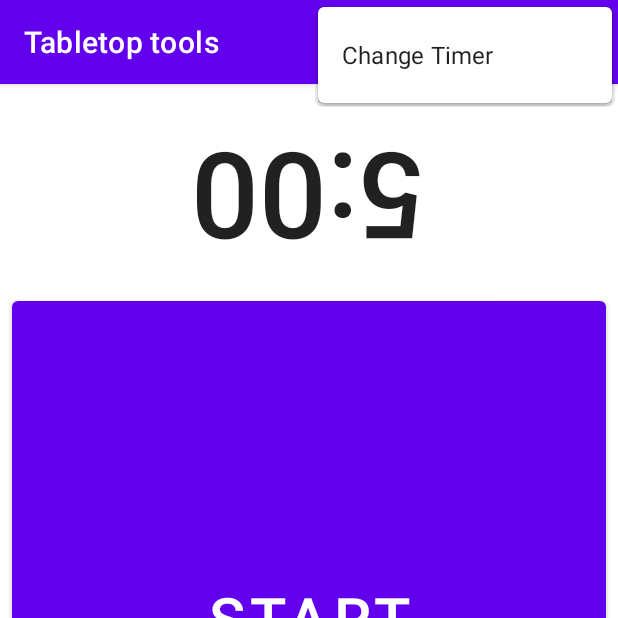
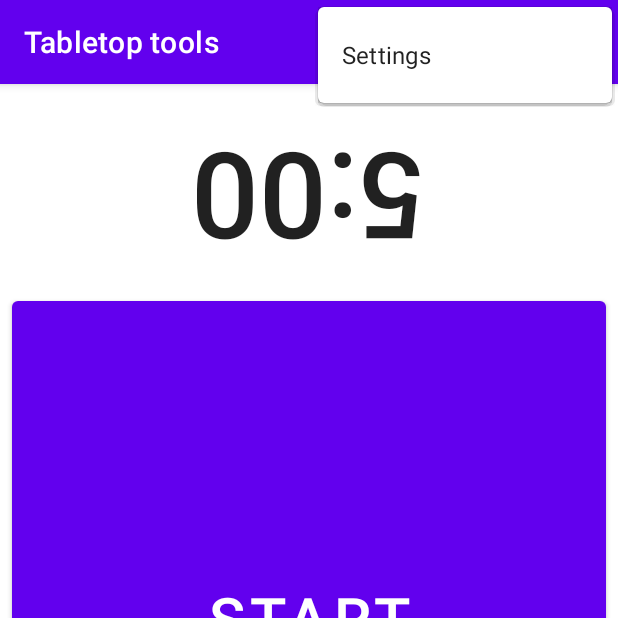
Before and after one commit to mueller-ma/TabletopTools, an Android app: the fragment TimerFragment shown on its own in the app's theme, with the options menu open, on a phone screen of 412 x 824 dp, the top half of it. Run offline under Robolectric (Android 15) with nearby library versions, the phone set to English and light mode, and no system bars.

Commit message:
Rename resources and use more generic strings

```diff
--- a/app/src/main/java/com/github/muellerma/tabletoptools/ui/MainActivity.kt
+++ b/app/src/main/java/com/github/muellerma/tabletoptools/ui/MainActivity.kt
@@ -36,7 +36,7 @@ class MainActivity : AppCompatActivity() {
                 R.id.nav_dices,
                 R.id.nav_rot13,
                 R.id.nav_number_converter,
-                R.id.nav_fmt,
+                R.id.nav_timer,
                 R.id.nav_buzzers
             ),
             drawerLayout
--- a/app/src/main/java/com/github/muellerma/tabletoptools/ui/fragments/TimerFragment.kt
+++ b/app/src/main/java/com/github/muellerma/tabletoptools/ui/fragments/TimerFragment.kt
@@ -70,7 +70,7 @@ class TimerFragment : AbstractBaseFragment() {
         savedInstanceState: Bundle?
     ): View? {
         Log.d(TAG, "onCreateView()")
-        val root = inflater.inflate(R.layout.fragment_fmt, container, false)
+        val root = inflater.inflate(R.layout.fragment_timer, container, false)
         timerView1 = root.findViewById(R.id.timer_view1)
         timerView2 = root.findViewById(R.id.timer_view2)
         startButton = root.findViewById(R.id.start_button)
@@ -178,7 +178,6 @@ class TimerFragment : AbstractBaseFragment() {
         super.onSaveInstanceState(outState)
     }
 
-
     override fun onCreateOptionsMenu(menu: Menu, inflater: MenuInflater) {
         inflater.inflate(R.menu.menu_timer, menu)
     }
--- a/app/src/main/res/layout/dialog_count_down_picker.xml
+++ b/app/src/main/res/layout/dialog_count_down_picker.xml
@@ -57,6 +57,6 @@
             android:id="@+id/button"
             android:layout_width="wrap_content"
             android:layout_height="wrap_content"
-            android:text="@string/timer_confirm" />
+            android:text="@android:string/ok" />
 
 </LinearLayout>
--- a/app/src/main/res/menu/activity_main_drawer.xml
+++ b/app/src/main/res/menu/activity_main_drawer.xml
@@ -17,9 +17,9 @@
                 android:icon="@drawable/ic_menu_number_converter"
                 android:title="@string/menu_number_converter" />
         <item
-                android:id="@+id/nav_fmt"
+                android:id="@+id/nav_timer"
                 android:icon="@drawable/ic_fast_forward_5"
-                android:title="@string/menu_fmt" />
+                android:title="@string/menu_timer" />
         <item
                 android:id="@+id/nav_buzzers"
                 android:icon="@drawable/ic_radio_button_unchecked"
--- a/app/src/main/res/menu/menu_timer.xml
+++ b/app/src/main/res/menu/menu_timer.xml
@@ -2,5 +2,5 @@
 <menu xmlns:android="http://schemas.android.com/apk/res/android">
     <item
         android:id="@+id/edit_time"
-        android:title="@string/timer_menu_change" />
+        android:title="@string/settings" />
 </menu>
--- a/app/src/main/res/navigation/mobile_navigation.xml
+++ b/app/src/main/res/navigation/mobile_navigation.xml
@@ -23,10 +23,10 @@
             tools:layout="@layout/fragment_number_converter" />
 
     <fragment
-            android:id="@+id/nav_fmt"
+            android:id="@+id/nav_timer"
             android:name="com.github.muellerma.tabletoptools.ui.fragments.TimerFragment"
-            android:label="@string/menu_fmt"
-            tools:layout="@layout/fragment_fmt" />
+            android:label="@string/menu_timer"
+            tools:layout="@layout/fragment_timer" />
 
     <fragment
             android:id="@+id/nav_buzzers"
--- a/app/src/main/res/values/strings.xml
+++ b/app/src/main/res/values/strings.xml
@@ -34,15 +34,13 @@
     <string name="dices_d_d">D%d</string>
 
     <!-- Timer -->
-    <string name="menu_fmt">Timer</string>
+    <string name="menu_timer">Timer</string>
     <string name="timer_start">Start</string>
     <string name="timer_pause">Pause</string>
     <string name="timer_reset">Reset</string>
     <string name="timer_edit">Edit</string>
-    <string name="timer_confirm">Confirm</string>
     <string name="timer_select_min">Min</string>
     <string name="timer_select_sec">Sec</string>
-    <string name="timer_menu_change">Change Timer</string>
 
     <!-- Buzzers -->
     <string name="menu_buzzers">Buzzers</string>
```
Also changed, not shown: app/src/main/res/layout/fragment_timer.xml (renamed from app/src/main/res/layout/fragment_fmt.xml), 2 other files.
